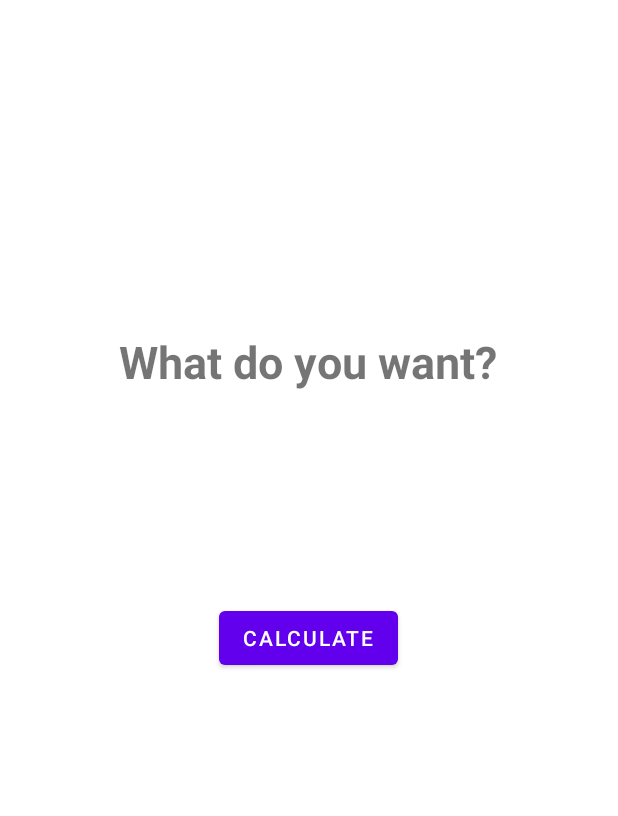
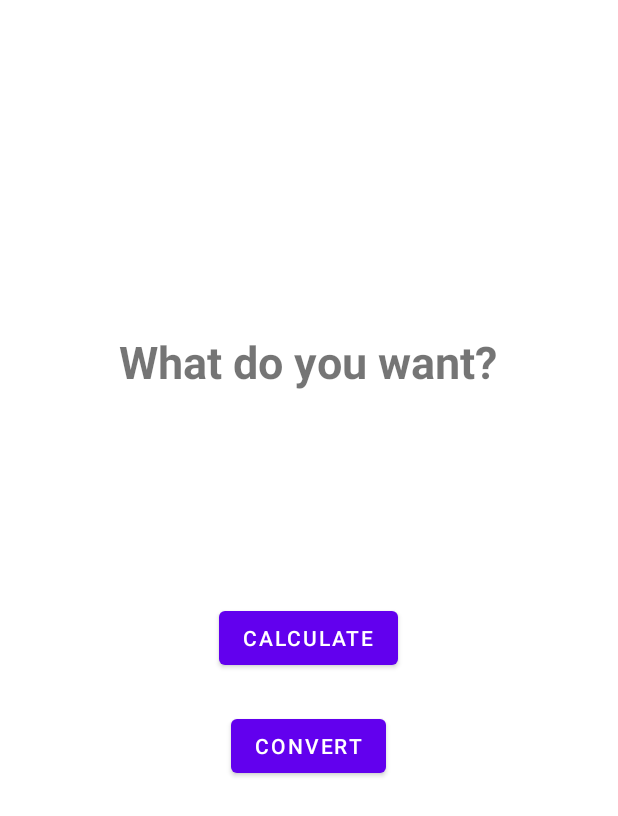
Before and after one commit to FockRock/PracticeApp, an Android app: the screen it shows after launch (Test), on a phone screen of 412 x 824 dp. Shown: the top 816 px of the screen. Run offline under Robolectric (Android 15) with nearby library versions, the phone set to English and light mode, and no system bars.

Commit message:
add salary converter

```diff
--- a/app/src/main/AndroidManifest.xml
+++ b/app/src/main/AndroidManifest.xml
@@ -10,15 +10,15 @@
         android:supportsRtl="true"
         android:theme="@style/Theme.PracticeApp">
         <activity android:name=".LoginActivity">
-
         </activity>
 
         <activity android:name=".PracticeCalculateActivity">
-
         </activity>
 
         <activity android:name=".SignInUpActivity">
+        </activity>
 
+        <activity android:name=".SalaryConverter">
         </activity>
 
         <activity android:name=".Test">
--- a/app/src/main/java/com/skillbox/practiceapp/Constance.kt
+++ b/app/src/main/java/com/skillbox/practiceapp/Constance.kt
@@ -9,4 +9,5 @@ object Constance {
     const val REQUEST_CODE_SIGN_IN = 1234
     const val REQUEST_CODE_SIGN_UP = 4321
     const val REQUEST_CODE_CALCULATE = 111222
+    const val REQUEST_CODE_CONVERT = 22445
 }
--- a/app/src/main/java/com/skillbox/practiceapp/Test.kt
+++ b/app/src/main/java/com/skillbox/practiceapp/Test.kt
@@ -20,4 +20,9 @@ class Test: AppCompatActivity() {
         val i = Intent(this, PracticeCalculateActivity::class.java)
         startActivityForResult(i, Constance.REQUEST_CODE_CALCULATE)
     }
+
+    fun convertSalary (view: View) {
+        val i = Intent (this, SalaryConverter::class.java)
+        startActivityForResult(i, Constance.REQUEST_CODE_CONVERT)
+    }
 }
--- a/app/src/main/res/layout/test.xml
+++ b/app/src/main/res/layout/test.xml
@@ -30,4 +30,15 @@
         app:layout_constraintStart_toStartOf="@+id/textView"
         app:layout_constraintTop_toBottomOf="@+id/textView"
         app:layout_constraintVertical_bias="0.272" />
+
+    <Button
+        android:id="@+id/bSConvert"
+        android:layout_width="wrap_content"
+        android:layout_height="wrap_content"
+        android:layout_marginTop="24dp"
+        android:onClick="convertSalary"
+        android:text="@string/convert"
+        app:layout_constraintEnd_toEndOf="@+id/cb"
+        app:layout_constraintStart_toStartOf="@+id/cb"
+        app:layout_constraintTop_toBottomOf="@+id/cb" />
 </androidx.constraintlayout.widget.ConstraintLayout>
--- a/app/src/main/res/values/strings.xml
+++ b/app/src/main/res/values/strings.xml
@@ -17,4 +17,7 @@
     <string name="name_enter">Name</string>
     <string name="done">Done</string>
     <string name="question">What do you want?</string>
+    <string name="salary">Your salary:</string>
+    <string name="salary_enter">Enter your salary</string>
+    <string name="convert">Convert</string>
 </resources>
```
Also changed, not shown: app/src/main/java/com/skillbox/practiceapp/SalaryConverter.kt (added, +28 -0 lines), app/src/main/res/layout/salary_converter.xml (added, +60 -0 lines).
